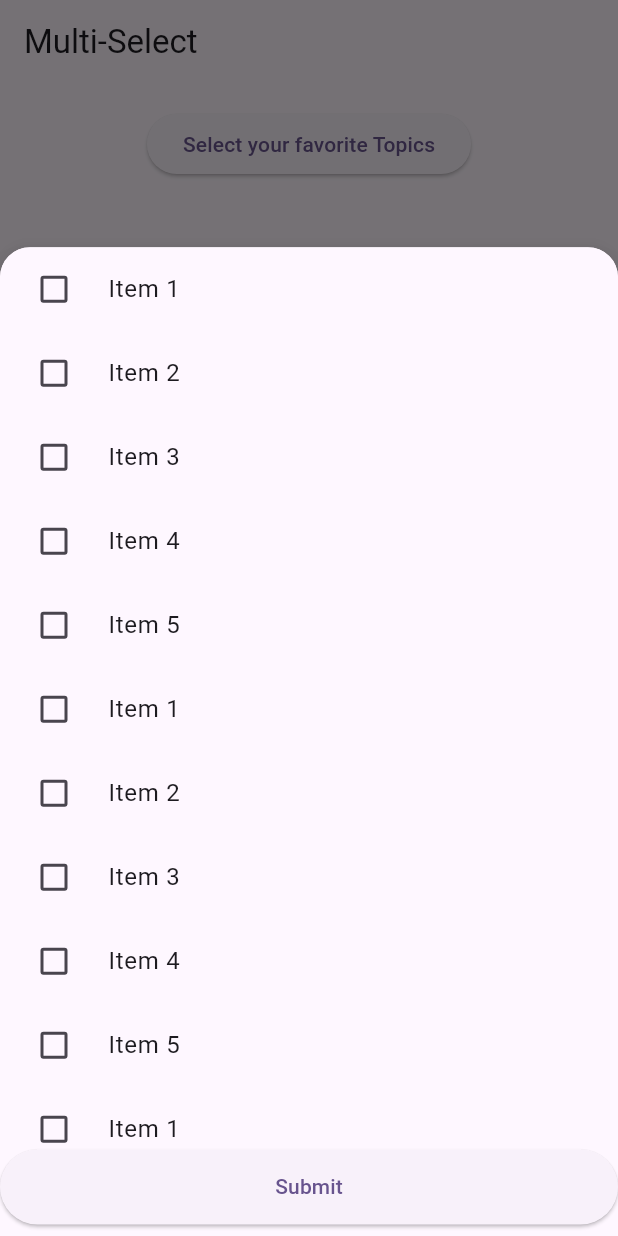
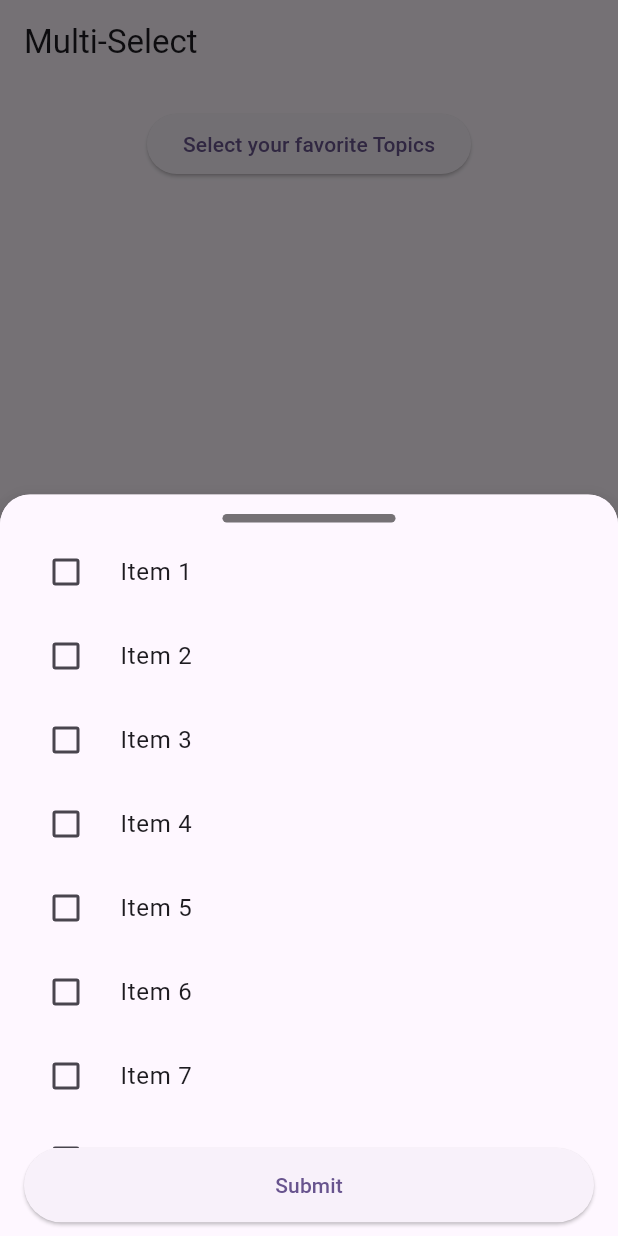
Before and after one commit to Shalaby-VBS/Multi_Select_BottomSheet, a Flutter app: the screen it shows after launch, after a tap on "Select your favorite Topics", on a phone screen of 412 x 824 dp. Run offline on Flutter 3.47's test engine with Material 2 defaults, Android fonts, the phone set to English and light mode, and no system bars; drawn by our look-alikes of sliding_sheet.

Commit message:
Shalaby-VBS

```diff
--- a/lib/home_screen.dart
+++ b/lib/home_screen.dart
@@ -20,29 +20,16 @@ class _HomeScreenState extends State<HomeScreen> {
       'Item 3',
       'Item 4',
       'Item 5',
-      'Item 1',
-      'Item 2',
-      'Item 3',
-      'Item 4',
-      'Item 5',
-      'Item 1',
-      'Item 2',
-      'Item 3',
-      'Item 4',
-      'Item 5',
-      'Item 1',
-      'Item 2',
-      'Item 3',
-      'Item 4',
-      'Item 5',
-      'Item 1',
-      'Item 2',
-      'Item 3',
-      'Item 4',
-      'Item 5',
-
+      'Item 6',
+      'Item 7',
+      'Item 8',
+      'Item 9',
+      'Item 10',
+      'Item 11',
+      'Item 12',
+      'Item 13',
+      'Item 14',
     ];
-
     final List<String>? results = await showSlidingBottomSheet(
       context,
       builder: (_) {
@@ -62,7 +49,6 @@ class _HomeScreenState extends State<HomeScreen> {
         );
       },
     );
-
     if (results != null) {
       setState(() {
         selectedItems = results;
@@ -89,7 +75,7 @@ class _HomeScreenState extends State<HomeScreen> {
                   onPressed: () {
                     showMultiSelect();
                   },
-                  child: Text('Select your favorite Topics')),
+                  child: const Text('Select your favorite Topics')),
             ),
             Wrap(
               children: selectedItems.map((item) {
--- a/lib/multi_select.dart
+++ b/lib/multi_select.dart
@@ -6,6 +6,7 @@ class MultiSelect extends StatefulWidget {
   const MultiSelect({Key? key, required this.items}) : super(key: key);
 
   @override
+  // ignore: library_private_types_in_public_api
   _MultiSelectState createState() => _MultiSelectState();
 }
 
@@ -31,11 +32,22 @@ class _MultiSelectState extends State<MultiSelect> {
   @override
   Widget build(BuildContext context) {
     return SizedBox(
-      height: MediaQuery.of(context).size.height * 0.8,
+      height: MediaQuery.of(context).size.height * 0.6,
+      child: Padding(
+        padding: const EdgeInsets.all(8.0),
         child: Column(
           children: [
+            Container(
+              height: MediaQuery.of(context).size.height * 0.007,
+              width: MediaQuery.of(context).size.height * 0.14,
+              margin: const EdgeInsets.symmetric(vertical: 5),
+              decoration: BoxDecoration(
+                borderRadius: BorderRadius.circular(36),
+                color: Colors.black54,
+              ),
+            ),
             SizedBox(
-            height: MediaQuery.of(context).size.height * 0.73,
+              height: MediaQuery.of(context).size.height * 0.5,
               child: SingleChildScrollView(
                 child: ListBody(
                   children: widget.items.map((item) {
@@ -50,9 +62,11 @@ class _MultiSelectState extends State<MultiSelect> {
                 ),
               ),
             ),
-          SizedBox(
+            Padding(
+              padding: const EdgeInsets.symmetric(horizontal: 8),
+              child: SizedBox(
                 width: double.infinity,
-            height: 50,
+                height: MediaQuery.of(context).size.height * 0.06,
                 child: ElevatedButton(
                   onPressed: () {
                     submit();
@@ -60,7 +74,9 @@ class _MultiSelectState extends State<MultiSelect> {
                   child: const Text('Submit'),
                 ),
               ),
+            ),
           ],
+        ),
       ),
     );
   }
```
Lines whose indentation alone changed are shown as unchanged.
